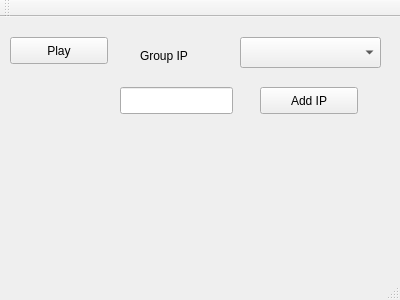
Old version of the form aplicacionQT/ClientPlayer/mainwindow.ui in the repository sergioalberto/proyecto1-SE.
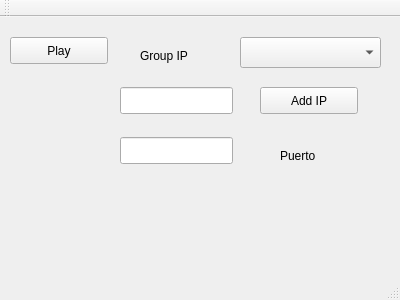
New version of the form.

The edit to the form file:
```diff
--- a/aplicacionQT/ClientPlayer/mainwindow.ui
+++ b/aplicacionQT/ClientPlayer/mainwindow.ui
@@ -73,6 +73,29 @@
      <string>Group IP</string>
     </property>
    </widget>
+   <widget class="QLineEdit" name="lineEdit">
+    <property name="geometry">
+     <rect>
+      <x>120</x>
+      <y>120</y>
+      <width>113</width>
+      <height>27</height>
+     </rect>
+    </property>
+   </widget>
+   <widget class="QLabel" name="label_2">
+    <property name="geometry">
+     <rect>
+      <x>280</x>
+      <y>130</y>
+      <width>66</width>
+      <height>17</height>
+     </rect>
+    </property>
+    <property name="text">
+     <string>Puerto</string>
+    </property>
+   </widget>
   </widget>
   <widget class="QMenuBar" name="menuBar">
    <property name="geometry">
```
Left out of the diff: 22 changed lines with no effect on the pictures.
